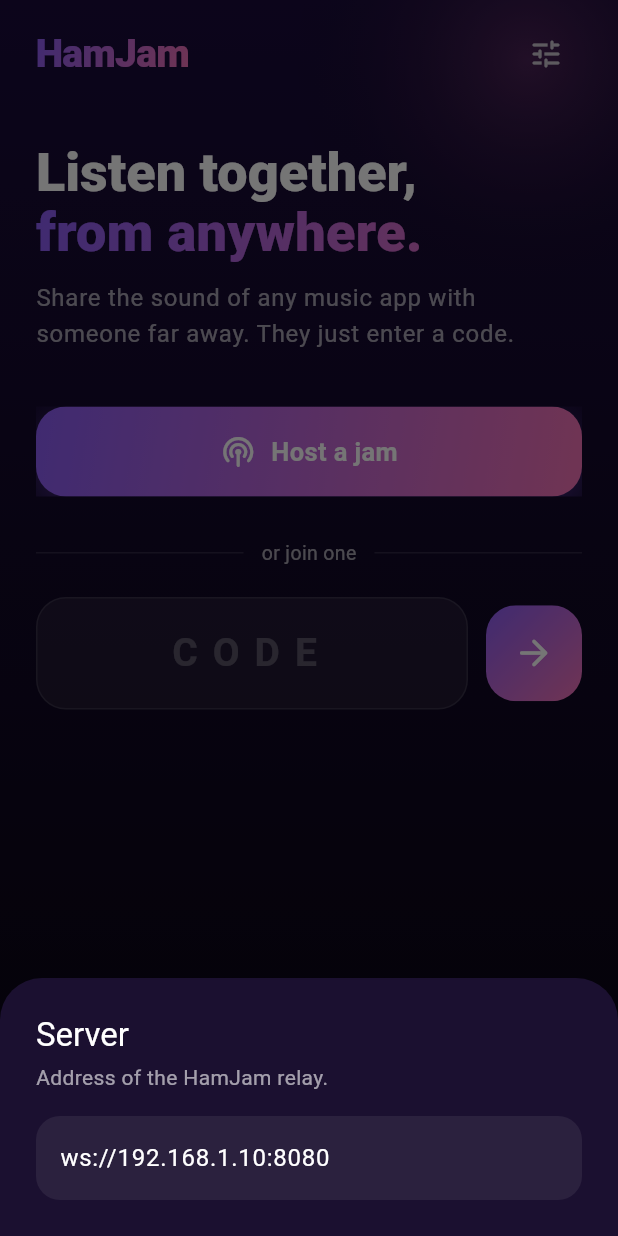
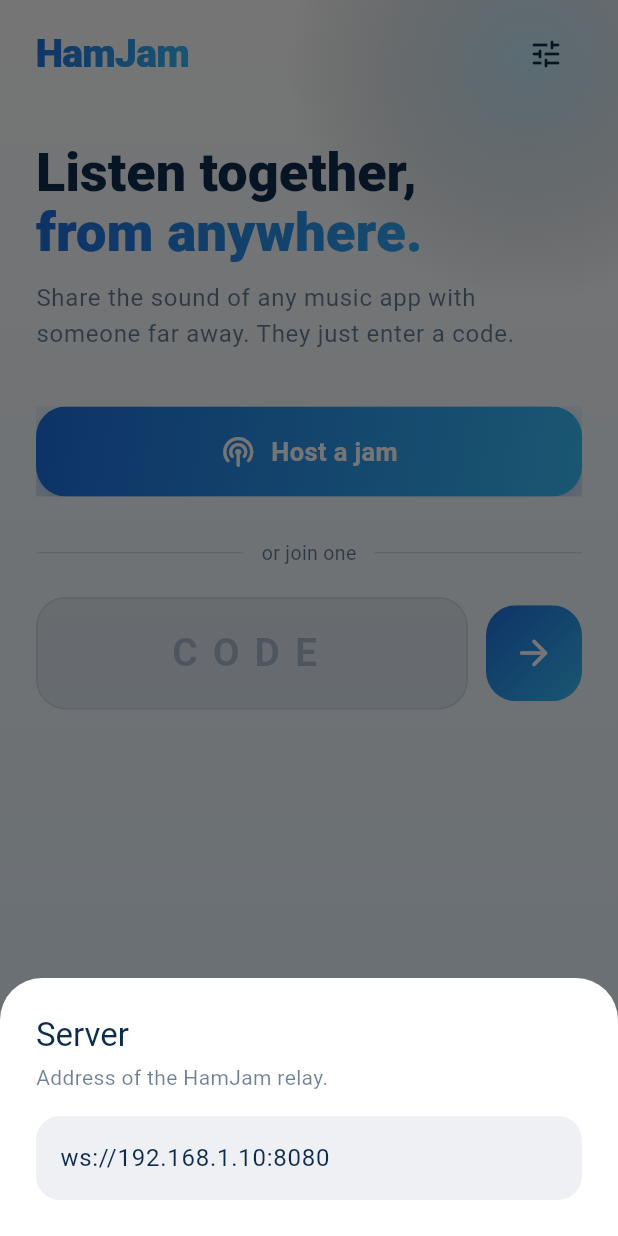
Before and after one commit to anisharaz/hamjam, a Flutter app: the screen it shows after launch, after a tap on the "tune" icon, on a phone screen of 412 x 824 dp. Run offline on Flutter 3.47's test engine with Material 3 defaults, Android fonts, the phone set to English and light mode, and no system bars.

Commit message:
Light blue/sky/white theme
Co-Authored-By: Claude Sonnet 5.5 <noreply@anthropic.com>

```diff
--- a/app/lib/main.dart
+++ b/app/lib/main.dart
@@ -8,9 +8,9 @@ void main() {
   WidgetsFlutterBinding.ensureInitialized();
   SystemChrome.setSystemUIOverlayStyle(const SystemUiOverlayStyle(
     statusBarColor: Colors.transparent,
-    statusBarIconBrightness: Brightness.light,
+    statusBarIconBrightness: Brightness.dark,
     systemNavigationBarColor: Palette.bgBottom,
-    systemNavigationBarIconBrightness: Brightness.light,
+    systemNavigationBarIconBrightness: Brightness.dark,
   ));
   runApp(const HamJamApp());
 }
--- a/app/lib/pages/home_page.dart
+++ b/app/lib/pages/home_page.dart
@@ -78,21 +78,21 @@ class _HomePageState extends State<HomePage> with WidgetsBindingObserver {
     showModalBottomSheet(
       context: context,
       isScrollControlled: true,
-      backgroundColor: const Color(0xFF1B1030),
+      backgroundColor: Colors.white,
       shape: const RoundedRectangleBorder(borderRadius: BorderRadius.vertical(top: Radius.circular(28))),
       builder: (ctx) => Padding(
         padding: EdgeInsets.fromLTRB(24, 24, 24, 24 + MediaQuery.viewInsetsOf(ctx).bottom),
         child: Column(mainAxisSize: MainAxisSize.min, crossAxisAlignment: CrossAxisAlignment.start, children: [
           Text('Server', style: Theme.of(ctx).textTheme.titleLarge),
           const SizedBox(height: 4),
-          Text('Address of the HamJam relay.', style: TextStyle(color: Colors.white.withValues(alpha: 0.6))),
+          Text('Address of the HamJam relay.', style: TextStyle(color: Palette.ink.withValues(alpha: 0.6))),
           const SizedBox(height: 16),
           TextField(
             controller: _server,
             keyboardType: TextInputType.url,
             decoration: InputDecoration(
               filled: true,
-              fillColor: Colors.white.withValues(alpha: 0.07),
+              fillColor: Palette.ink.withValues(alpha: 0.07),
               border: OutlineInputBorder(borderRadius: BorderRadius.circular(16), borderSide: BorderSide.none),
             ),
           ),
@@ -104,7 +104,7 @@ class _HomePageState extends State<HomePage> with WidgetsBindingObserver {
   @override
   Widget build(BuildContext context) {
     final t = Theme.of(context).textTheme;
-    final muted = Colors.white.withValues(alpha: 0.62);
+    final muted = Palette.ink.withValues(alpha: 0.62);
     return GradientScaffold(
       child: ListView(padding: const EdgeInsets.fromLTRB(24, 12, 24, 32), children: [
         Row(children: [
@@ -125,11 +125,11 @@ class _HomePageState extends State<HomePage> with WidgetsBindingObserver {
           GradientButton(label: 'Host a jam', icon: Icons.podcasts_rounded, onTap: _host),
           const SizedBox(height: 28),
           Row(children: [
-            Expanded(child: Divider(color: Colors.white.withValues(alpha: 0.12))),
+            Expanded(child: Divider(color: Palette.ink.withValues(alpha: 0.12))),
             Padding(
                 padding: const EdgeInsets.symmetric(horizontal: 12),
                 child: Text('or join one', style: TextStyle(color: muted, fontSize: 13))),
-            Expanded(child: Divider(color: Colors.white.withValues(alpha: 0.12))),
+            Expanded(child: Divider(color: Palette.ink.withValues(alpha: 0.12))),
           ]),
           const SizedBox(height: 20),
           Row(children: [
@@ -147,13 +147,13 @@ class _HomePageState extends State<HomePage> with WidgetsBindingObserver {
                 style: const TextStyle(fontSize: 26, fontWeight: FontWeight.w700, letterSpacing: 10),
                 decoration: InputDecoration(
                   hintText: 'CODE',
-                  hintStyle: TextStyle(color: Colors.white.withValues(alpha: 0.25), letterSpacing: 10),
+                  hintStyle: TextStyle(color: Palette.ink.withValues(alpha: 0.25), letterSpacing: 10),
                   filled: true,
-                  fillColor: Colors.white.withValues(alpha: 0.07),
+                  fillColor: Palette.ink.withValues(alpha: 0.07),
                   contentPadding: const EdgeInsets.symmetric(vertical: 18),
                   enabledBorder: OutlineInputBorder(
                       borderRadius: BorderRadius.circular(20),
-                      borderSide: BorderSide(color: Colors.white.withValues(alpha: 0.10))),
+                      borderSide: BorderSide(color: Palette.ink.withValues(alpha: 0.10))),
                   focusedBorder: OutlineInputBorder(
                       borderRadius: BorderRadius.circular(20),
                       borderSide: const BorderSide(color: Palette.violet, width: 1.6)),
@@ -168,7 +168,7 @@ class _HomePageState extends State<HomePage> with WidgetsBindingObserver {
                 child: InkWell(
                   borderRadius: BorderRadius.circular(20),
                   onTap: _join,
-                  child: const SizedBox(width: 64, height: 64, child: Icon(Icons.arrow_forward_rounded, size: 28)),
+                  child: const SizedBox(width: 64, height: 64, child: Icon(Icons.arrow_forward_rounded, size: 28, color: Colors.white)),
                 ),
               ),
             ),
@@ -194,7 +194,7 @@ class _ActiveCard extends StatelessWidget {
           width: 48,
           height: 48,
           decoration: BoxDecoration(gradient: Palette.brand, borderRadius: BorderRadius.circular(16)),
-          child: const Icon(Icons.graphic_eq_rounded),
+          child: const Icon(Icons.graphic_eq_rounded, color: Colors.white),
         ),
         const SizedBox(width: 14),
         Expanded(
@@ -202,7 +202,7 @@ class _ActiveCard extends StatelessWidget {
             Text(session.isHost ? 'You are hosting' : 'You are listening',
                 style: const TextStyle(fontWeight: FontWeight.w700, fontSize: 16)),
             const SizedBox(height: 2),
-            Text('Code ${session.code}', style: TextStyle(color: Colors.white.withValues(alpha: 0.6))),
+            Text('Code ${session.code}', style: TextStyle(color: Palette.ink.withValues(alpha: 0.6))),
           ]),
         ),
         FilledButton(onPressed: onOpen, child: const Text('Open')),
--- a/app/lib/theme.dart
+++ b/app/lib/theme.dart
@@ -1,13 +1,14 @@
 import 'package:flutter/material.dart';
 
 class Palette {
-  static const bgTop = Color(0xFF1A0B3B);
-  static const bgBottom = Color(0xFF07040F);
-  static const violet = Color(0xFF8B5CF6);
-  static const pink = Color(0xFFF472B6);
-  static const live = Color(0xFF34D399);
-  static const warn = Color(0xFFFBBF24);
-  static const danger = Color(0xFFF87171);
+  static const bgTop = Color(0xFFFFFFFF);
+  static const bgBottom = Color(0xFFE3F2FD);
+  static const ink = Color(0xFF0D2B4E); // text, dark navy
+  static const violet = Color(0xFF1E6FE0); // primary blue (name kept for existing references)
+  static const pink = Color(0xFF38BDF8); // sky blue accent
+  static const live = Color(0xFF059669);
+  static const warn = Color(0xFFD97706);
+  static const danger = Color(0xFFDC2626);
 
   static const brand = LinearGradient(
     colors: [violet, pink],
@@ -19,24 +20,36 @@ class Palette {
 ThemeData buildTheme() {
   final scheme = ColorScheme.fromSeed(
     seedColor: Palette.violet,
-    brightness: Brightness.dark,
-  ).copyWith(surface: Palette.bgBottom, primary: Palette.violet, secondary: Palette.pink);
+    brightness: Brightness.light,
+  ).copyWith(surface: Colors.white, primary: Palette.violet, secondary: Palette.pink, onSurface: Palette.ink);
   return ThemeData(
     useMaterial3: true,
     colorScheme: scheme,
     scaffoldBackgroundColor: Colors.transparent,
-    textTheme: Typography.whiteMountainView.apply(bodyColor: Colors.white, displayColor: Colors.white),
+    textTheme: Typography.blackMountainView.apply(bodyColor: Palette.ink, displayColor: Palette.ink),
+    iconTheme: const IconThemeData(color: Palette.ink),
+    dialogTheme: DialogThemeData(
+      backgroundColor: Colors.white,
+      shape: RoundedRectangleBorder(borderRadius: BorderRadius.circular(24)),
+    ),
+    popupMenuTheme: PopupMenuThemeData(
+      color: Colors.white,
+      shape: RoundedRectangleBorder(borderRadius: BorderRadius.circular(16)),
+    ),
+    bottomSheetTheme: const BottomSheetThemeData(backgroundColor: Colors.white),
     snackBarTheme: SnackBarThemeData(
       behavior: SnackBarBehavior.floating,
-      backgroundColor: const Color(0xFF2A1B52),
+      backgroundColor: Palette.ink,
+      contentTextStyle: const TextStyle(color: Colors.white),
       shape: RoundedRectangleBorder(borderRadius: BorderRadius.circular(14)),
     ),
   );
 }
 
-/// Frosted, softly bordered surface used for cards across the app.
-BoxDecoration glass({double radius = 24, double fill = 0.07}) => BoxDecoration(
+/// White card with a thin blue border and a soft shadow, used across the app.
+BoxDecoration glass({double radius = 24, double fill = 0.9}) => BoxDecoration(
       color: Colors.white.withValues(alpha: fill),
       borderRadius: BorderRadius.circular(radius),
-      border: Border.all(color: Colors.white.withValues(alpha: 0.10)),
+      border: Border.all(color: Palette.violet.withValues(alpha: 0.12)),
+      boxShadow: [BoxShadow(color: Palette.violet.withValues(alpha: 0.08), blurRadius: 20, offset: const Offset(0, 6))],
     );
--- a/app/lib/widgets/common.dart
+++ b/app/lib/widgets/common.dart
@@ -26,7 +26,7 @@ class GradientScaffold extends StatelessWidget {
             height: 320,
             decoration: BoxDecoration(
               shape: BoxShape.circle,
-              gradient: RadialGradient(colors: [Palette.pink.withValues(alpha: 0.22), Colors.transparent]),
+              gradient: RadialGradient(colors: [Palette.pink.withValues(alpha: 0.28), Colors.transparent]),
             ),
           ),
         ),
```
Also changed, not shown: app/lib/pages/session_page.dart (+10 -10 lines).
